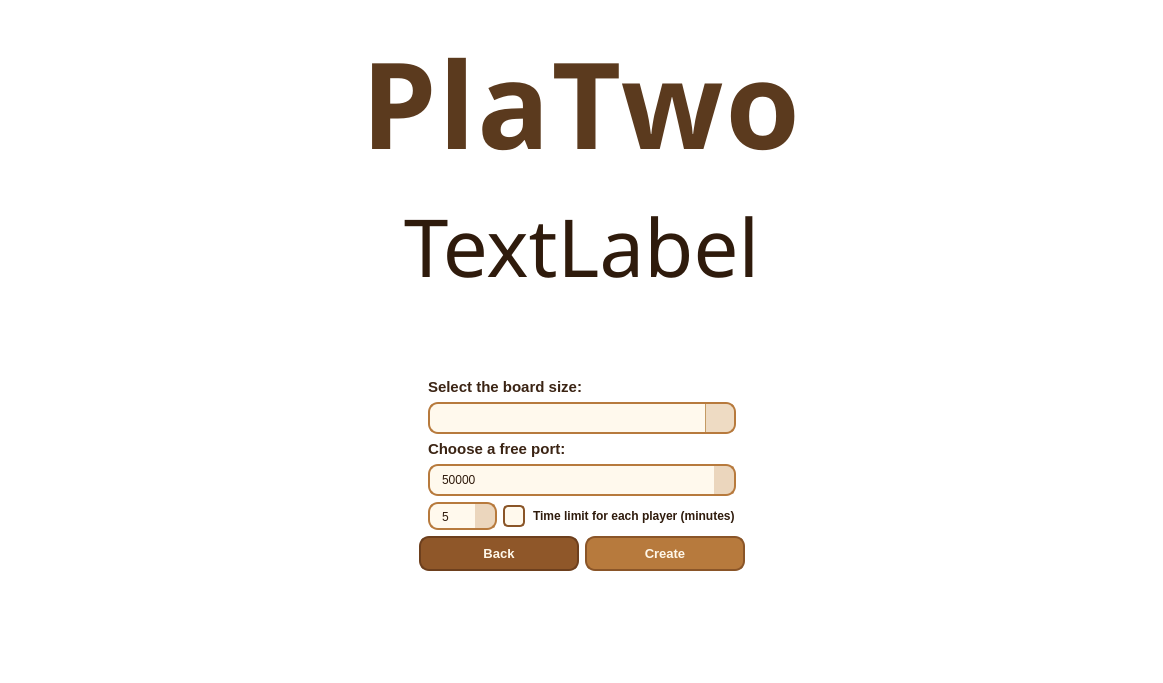
Above: UI/Network/host_page.ui from PlaTwo-project/PlaTwo before the change. Below: the same form after it.
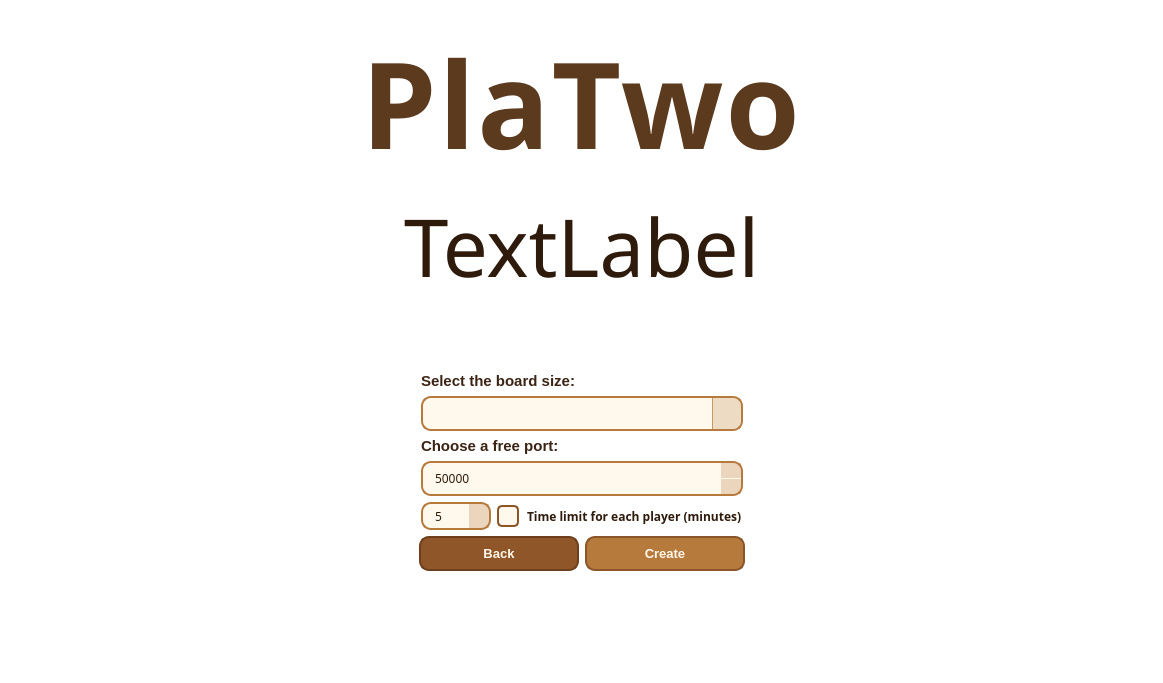
That is the form after the change. Icons and pictures are not drawn.

```diff
--- a/UI/Network/host_page.ui
+++ b/UI/Network/host_page.ui
@@ -291,6 +291,11 @@
                <height>28</height>
               </size>
              </property>
+             <property name="font">
+              <font>
+               <family>Segoe UI Semibold</family>
+              </font>
+             </property>
              <property name="styleSheet">
               <string notr="true">QComboBox {
     background-color: rgba(255, 248, 235, 230);
@@ -375,6 +380,11 @@
                <height>28</height>
               </size>
              </property>
+             <property name="font">
+              <font>
+               <family>Segoe UI Semibold</family>
+              </font>
+             </property>
              <property name="styleSheet">
               <string notr="true">QSpinBox {
     background-color: rgba(255, 248, 235, 230);
@@ -443,6 +453,11 @@
                  <height>28</height>
                 </size>
                </property>
+               <property name="font">
+                <font>
+                 <family>Segoe UI Semibold</family>
+                </font>
+               </property>
                <property name="styleSheet">
                 <string notr="true">QSpinBox {
     background-color: rgba(255, 248, 235, 230);
@@ -512,6 +527,12 @@
                  <height>28</height>
                 </size>
                </property>
+               <property name="font">
+                <font>
+                 <family>Segoe UI Semibold</family>
+                 <bold>true</bold>
+                </font>
+               </property>
                <property name="styleSheet">
                 <string notr="true">QCheckBox {
     color: #2F1B0C;
```
